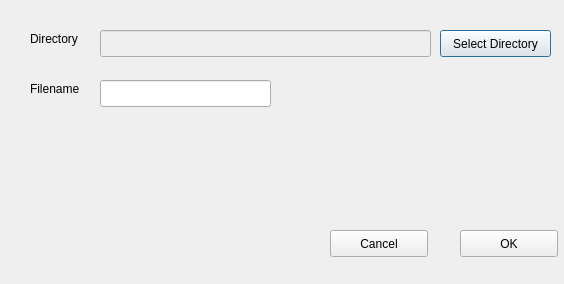
Old version of the form FileArchiver/RetrieveForm.ui in the repository ethanzxlee/CSCI222-Assignment-1.
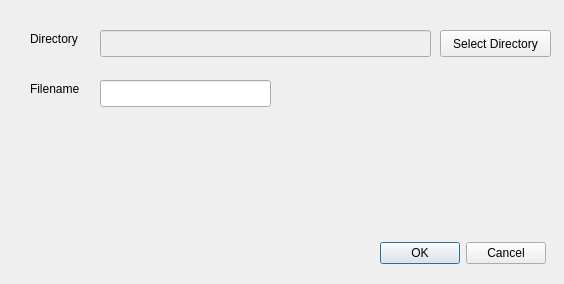
New version of the form.

Commit message:
change commentForm, retrieveForm, mainWndow
- showComment use getCommentForm class
- RetrieveForm: buttons change to QDialogButtonBox
- change exception handle

Patch:
```diff
--- a/FileArchiver/RetrieveForm.ui
+++ b/FileArchiver/RetrieveForm.ui
@@ -75,30 +75,17 @@
     <string>Select Directory</string>
    </property>
   </widget>
-  <widget class="QPushButton" name="okButton">
+  <widget class="QDialogButtonBox" name="buttonBox">
    <property name="geometry">
     <rect>
-     <x>460</x>
-     <y>230</y>
-     <width>98</width>
+     <x>370</x>
+     <y>240</y>
+     <width>176</width>
      <height>27</height>
     </rect>
    </property>
-   <property name="text">
-    <string>OK</string>
-   </property>
-  </widget>
-  <widget class="QPushButton" name="cancelButton">
-   <property name="geometry">
-    <rect>
-     <x>330</x>
-     <y>230</y>
-     <width>98</width>
-     <height>27</height>
-    </rect>
-   </property>
-   <property name="text">
-    <string>Cancel</string>
+   <property name="standardButtons">
+    <set>QDialogButtonBox::Cancel|QDialogButtonBox::Ok</set>
    </property>
   </widget>
  </widget>
```
The commit also changes 9 other files.
